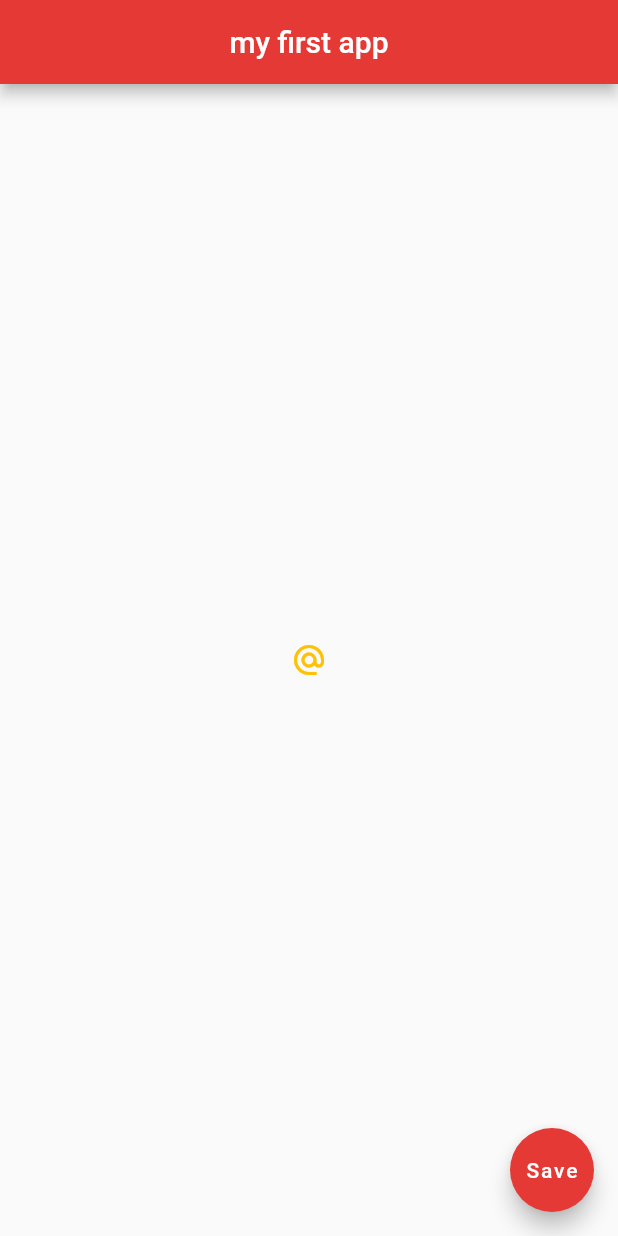
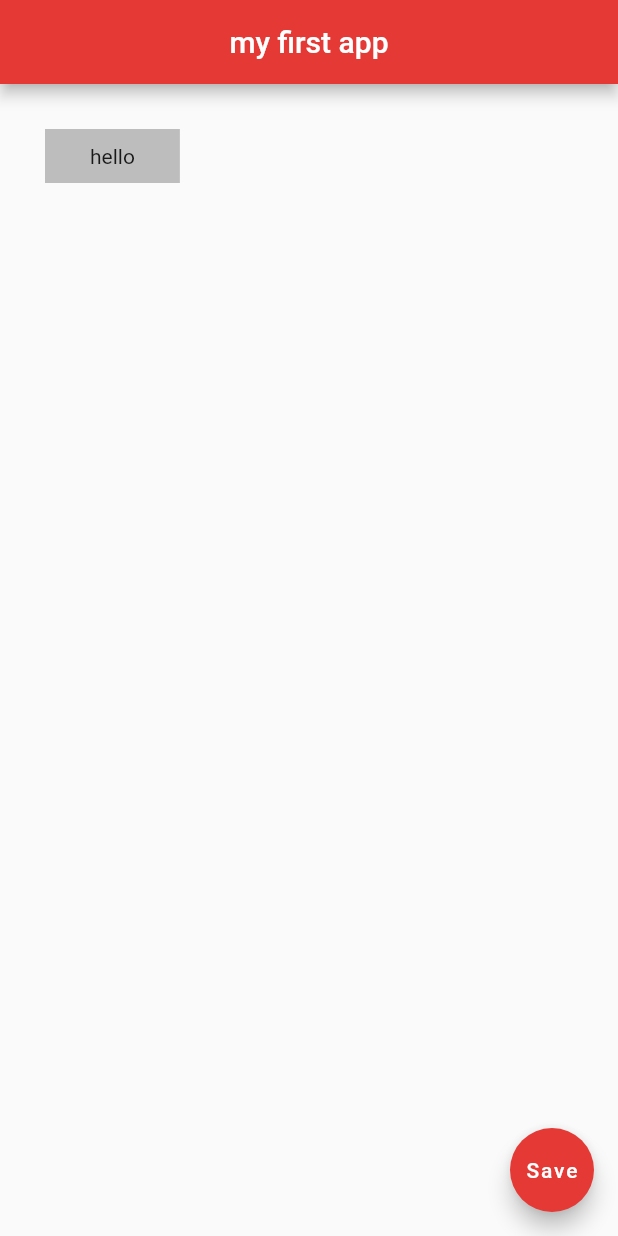
Before and after one commit to PhalugunaRao/FlutterDev, a Flutter app: the screen it shows after launch, on a phone screen of 412 x 824 dp. Run offline on Flutter 3.47's test engine with Material 2 defaults, Android fonts, the phone set to English and light mode, and no system bars.

Commit message:
Padding and margin with containers

```diff
--- a/lib/main.dart
+++ b/lib/main.dart
@@ -14,53 +14,12 @@ class Home extends StatelessWidget{
         centerTitle: true,
         backgroundColor: Colors.red[600],
       ),
-      body:Center(
-        //Network Image
-
-        //Icon
-        child: IconButton(
-          onPressed: (){},
-          icon: Icon(Icons.alternate_email),
-          color: Colors.amber
-        ),
-
-        //Icon Button
-        /*child: RaisedButton.icon(
-          onPressed: (){
-          },
-          icon: Icon(
-            Icons.mail
-          ),
-          label: Text('mail me'),
-          color: Colors.amber,
-
-        ),*/
-
-       /*
-       //Button with text
-       child: FlatButton(
-          onPressed: (){
-            print('you clicked me');
-          },
-          child: Text('Click me'),
-          color: Colors.lightBlue,
-        ),
-*/
-
-      /*  //Icons
-        child: Icon(
-          Icons.airport_shuttle,
-          color: Colors.lightBlue,
-          size: 50.0,
-        ),*/
-       // child: Image.asset('assets/demo.png'),
-
-       /* child: Image(
-          image: AssetImage('assets/demo.png'),
-           //Image.network(src)
-          //image: NetworkImage('https://thumbs.dreamstime.com/z/nature-forest-trees-growing-to-upward-to-sun-wallpaper-42907586.jpg'),
-
-        ),*/
+      body:Container(
+        padding: EdgeInsets.symmetric(horizontal: 30.0,vertical: 10.0),
+        //padding: EdgeInsets.all(30.0),
+        margin: EdgeInsets.all(30.0),
+        color: Colors.grey[400],
+        child: Text('hello') ,
       ),
 
       floatingActionButton: FloatingActionButton(
```
